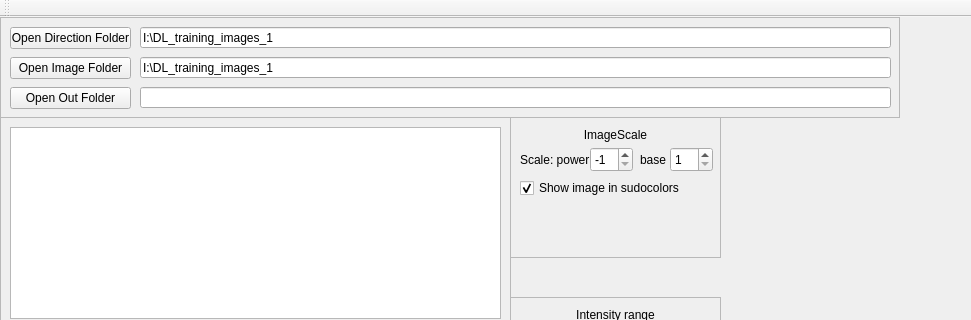
Old version of the form mainwindow.ui in the repository marcinkociolek/BasicDirMapVieverV02; both pictures show x 0 to 971 and y 0 to 320 of the 1054 by 720 pixel window.
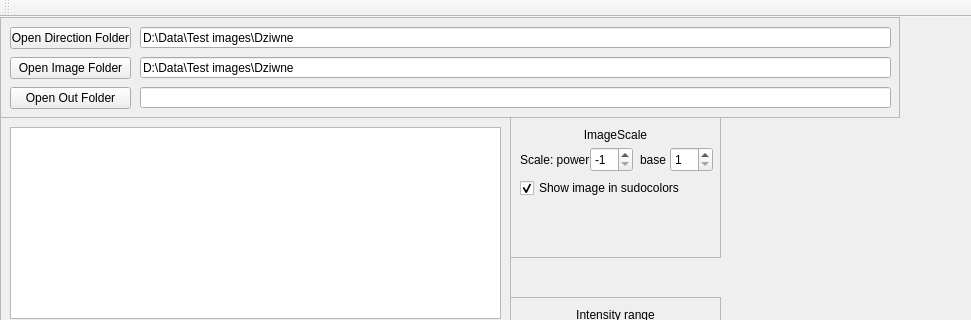
New version of the form.

```diff
--- a/mainwindow.ui
+++ b/mainwindow.ui
@@ -49,7 +49,7 @@
       </rect>
      </property>
      <property name="text">
-      <string>I:\DL_training_images_1</string>
+      <string>D:\Data\Test images\Dziwne</string>
      </property>
     </widget>
     <widget class="QPushButton" name="pushButtonOpenDirectionFolder">
@@ -101,7 +101,7 @@
       </rect>
      </property>
      <property name="text">
-      <string>I:\DL_training_images_1</string>
+      <string>D:\Data\Test images\Dziwne</string>
      </property>
     </widget>
    </widget>
```
